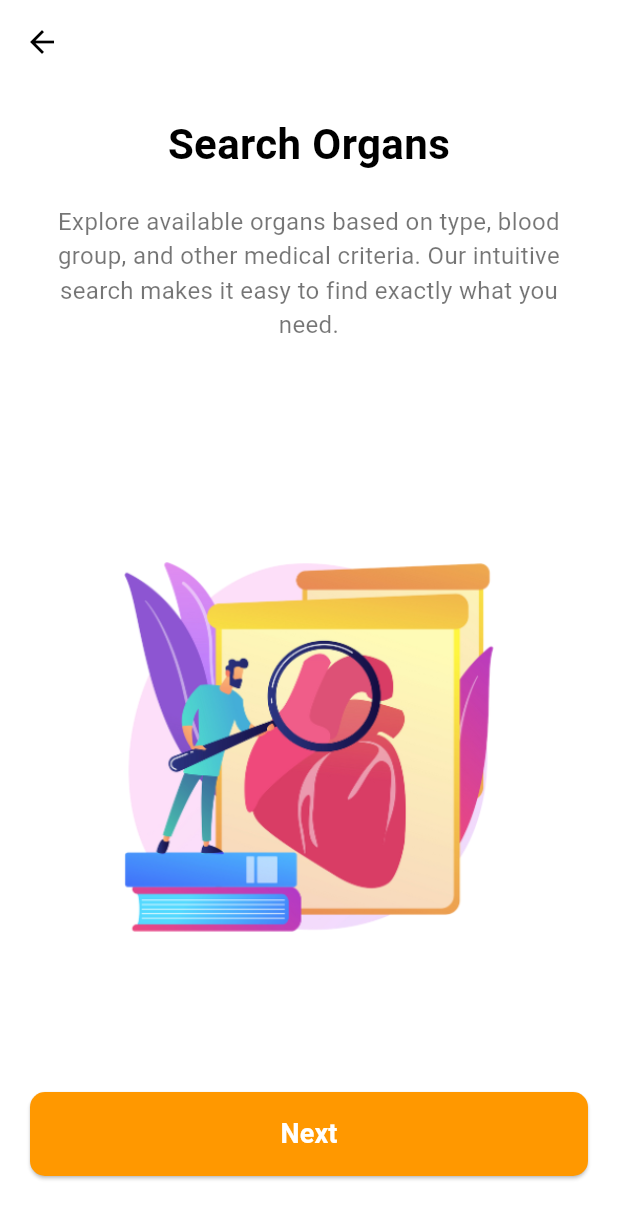
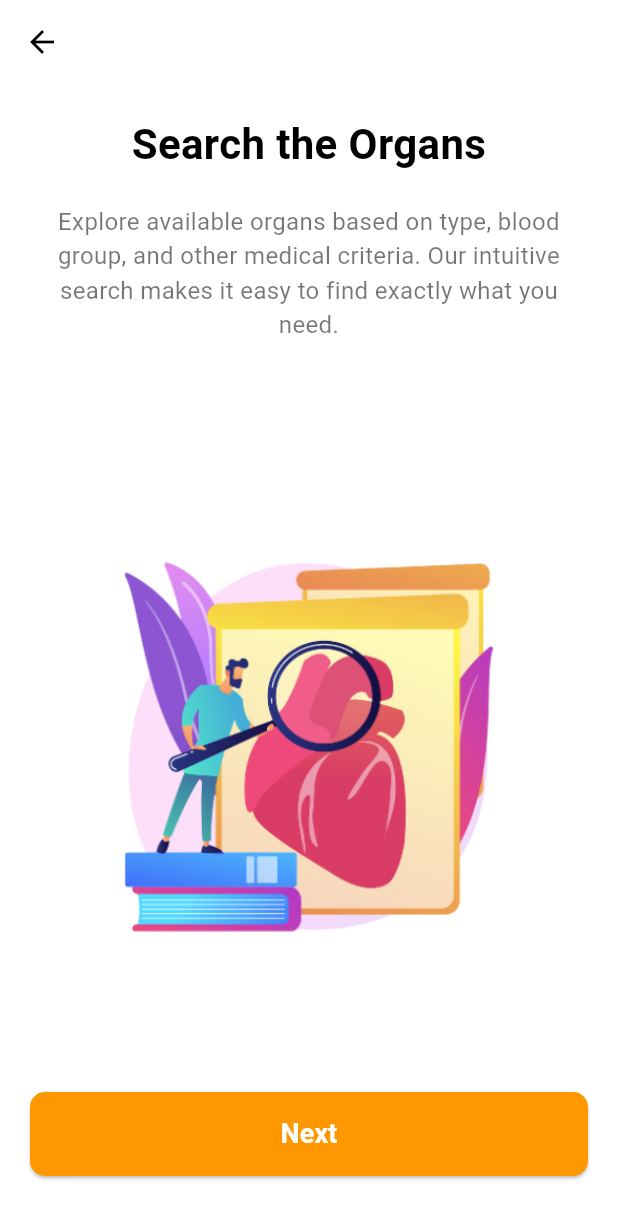
Before and after one commit to Tavini2002/HECSense_Smart-Monitoring-and-Repelling-System-for-Elephant-Intrusions, a Flutter app: the SearchOrgansScreen screen opened directly, on a phone screen of 412 x 824 dp. Shown: the top 1219 px of the screen. Run offline on Flutter 3.47's test engine with Material 3 defaults, Android fonts, the light colour scheme and no system bars; our stand-ins replace flutter_secure_storage; accounts and stored records are empty.

```diff
--- a/experiment/mobile-app/lib/gs-screens/gs_search_organs_screen.dart
+++ b/experiment/mobile-app/lib/gs-screens/gs_search_organs_screen.dart
@@ -29,7 +29,7 @@ class SearchOrgansScreen extends StatelessWidget {
                 crossAxisAlignment: CrossAxisAlignment.center,
                 children: [
                   const Text(
-                    'Search Organs',
+                    'Search the Organs',
                     style: TextStyle(
                       fontSize: 28,
                       fontWeight: FontWeight.bold,
```
